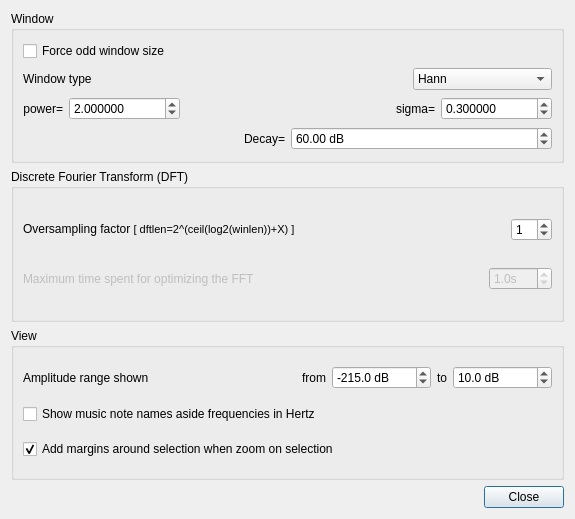
Qt form src/gvamplitudespectrumwdialogsettings.ui (gillesdegottex/dfasma) before a commit.
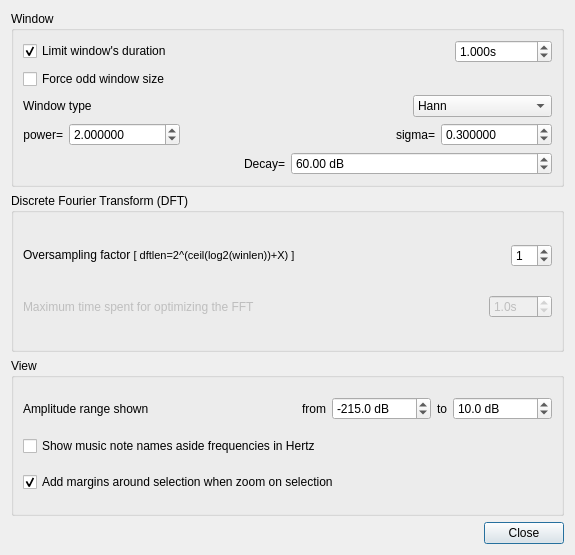
The same form after that commit. Icons and pictures are not drawn.

Diff of the .ui file:
```diff
--- a/src/gvamplitudespectrumwdialogsettings.ui
+++ b/src/gvamplitudespectrumwdialogsettings.ui
@@ -7,7 +7,7 @@
     <x>0</x>
     <y>0</y>
     <width>575</width>
-    <height>519</height>
+    <height>555</height>
    </rect>
   </property>
   <property name="windowTitle">
@@ -24,6 +24,48 @@
       <string>Window</string>
      </property>
      <layout class="QVBoxLayout" name="verticalLayout">
+      <item>
+       <layout class="QHBoxLayout" name="horizontalLayout_10">
+        <item>
+         <widget class="QCheckBox" name="cbSpectrumAmplitudeLimitWindowDuration">
+          <property name="sizePolicy">
+           <sizepolicy hsizetype="MinimumExpanding" vsizetype="Fixed">
+            <horstretch>0</horstretch>
+            <verstretch>0</verstretch>
+           </sizepolicy>
+          </property>
+          <property name="text">
+           <string>Limit window's duration</string>
+          </property>
+          <property name="checked">
+           <bool>true</bool>
+          </property>
+         </widget>
+        </item>
+        <item>
+         <widget class="QDoubleSpinBox" name="sbSpectrumAmplitudeWindowDurationLimit">
+          <property name="suffix">
+           <string>s</string>
+          </property>
+          <property name="decimals">
+           <number>3</number>
+          </property>
+          <property name="minimum">
+           <double>0.001000000000000</double>
+          </property>
+          <property name="maximum">
+           <double>1000000.000000000000000</double>
+          </property>
+          <property name="singleStep">
+           <double>0.100000000000000</double>
+          </property>
+          <property name="value">
+           <double>1.000000000000000</double>
+          </property>
+         </widget>
+        </item>
+       </layout>
+      </item>
       <item>
        <widget class="QCheckBox" name="cbWindowSizeForcedOdd">
         <property name="text">
```
